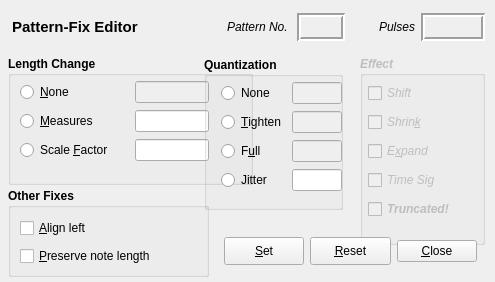
Qt form seq_qt5/forms/qpatternfix.ui (ahlstromcj/seq66) before a commit.
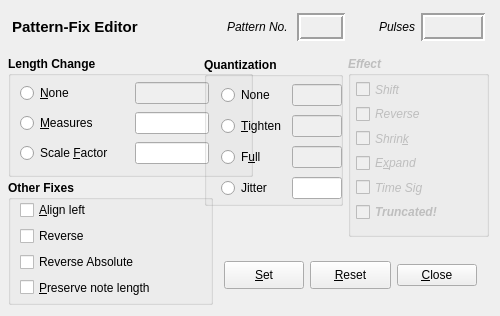
The same form after that commit.

Patch:
```diff
--- a/seq_qt5/forms/qpatternfix.ui
+++ b/seq_qt5/forms/qpatternfix.ui
@@ -6,8 +6,8 @@
    <rect>
     <x>0</x>
     <y>0</y>
-    <width>495</width>
-    <height>282</height>
+    <width>500</width>
+    <height>316</height>
    </rect>
   </property>
   <property name="sizePolicy">
@@ -184,7 +184,7 @@
      <x>8</x>
      <y>56</y>
      <width>245</width>
-     <height>129</height>
+     <height>121</height>
     </rect>
    </property>
    <property name="font">
@@ -205,7 +205,7 @@
       <x>12</x>
       <y>24</y>
       <width>189</width>
-      <height>85</height>
+      <height>89</height>
      </rect>
     </property>
     <layout class="QGridLayout" name="gridLayout">
@@ -273,10 +273,10 @@
    </property>
    <property name="geometry">
     <rect>
-     <x>360</x>
+     <x>348</x>
      <y>56</y>
-     <width>125</width>
-     <height>189</height>
+     <width>141</width>
+     <height>181</height>
     </rect>
    </property>
    <property name="font">
@@ -300,8 +300,8 @@
      <rect>
       <x>8</x>
       <y>24</y>
-      <width>117</width>
-      <height>145</height>
+      <width>125</width>
+      <height>141</height>
      </rect>
     </property>
     <layout class="QVBoxLayout" name="verticalLayout_2">
@@ -322,6 +322,19 @@
        </property>
       </widget>
      </item>
+     <item>
+      <widget class="QCheckBox" name="btn_effect_reverse">
+       <property name="font">
+        <font>
+         <weight>50</weight>
+         <bold>false</bold>
+        </font>
+       </property>
+       <property name="text">
+        <string>Reverse</string>
+       </property>
+      </widget>
+     </item>
      <item>
       <widget class="QCheckBox" name="btn_effect_shrink">
        <property name="enabled">
@@ -384,9 +397,9 @@
    <property name="geometry">
     <rect>
      <x>8</x>
-     <y>188</y>
-     <width>201</width>
-     <height>89</height>
+     <y>180</y>
+     <width>205</width>
+     <height>125</height>
     </rect>
    </property>
    <property name="font">
@@ -402,9 +415,9 @@
     <property name="geometry">
      <rect>
       <x>12</x>
-      <y>28</y>
+      <y>20</y>
       <width>185</width>
-      <height>54</height>
+      <height>97</height>
      </rect>
     </property>
     <layout class="QVBoxLayout" name="verticalLayout_3">
@@ -421,6 +434,32 @@
        </property>
       </widget>
      </item>
+     <item>
+      <widget class="QCheckBox" name="btn_reverse">
+       <property name="font">
+        <font>
+         <weight>50</weight>
+         <bold>false</bold>
+        </font>
+       </property>
+       <property name="text">
+        <string>Reverse</string>
+       </property>
+      </widget>
+     </item>
+     <item>
+      <widget class="QCheckBox" name="btn_reverse_absolute">
+       <property name="font">
+        <font>
+         <weight>50</weight>
+         <bold>false</bold>
+        </font>
+       </property>
+       <property name="text">
+        <string>Reverse Absolute</string>
+       </property>
+      </widget>
+     </item>
      <item>
       <widget class="QCheckBox" name="btn_save_note_length">
        <property name="font">
@@ -441,7 +480,7 @@
    <property name="geometry">
     <rect>
      <x>224</x>
-     <y>232</y>
+     <y>256</y>
      <width>253</width>
      <height>38</height>
     </rect>
@@ -494,7 +533,7 @@
      <x>204</x>
      <y>57</y>
      <width>139</width>
-     <height>153</height>
+     <height>149</height>
     </rect>
    </property>
    <property name="font">
@@ -506,13 +545,13 @@
    <property name="title">
     <string>Quantization</string>
    </property>
-   <widget class="QWidget" name="">
+   <widget class="QWidget" name="layoutWidget">
     <property name="geometry">
      <rect>
       <x>17</x>
       <y>24</y>
       <width>121</width>
-      <height>113</height>
+      <height>121</height>
      </rect>
     </property>
     <layout class="QGridLayout" name="gridLayout_2">
```
